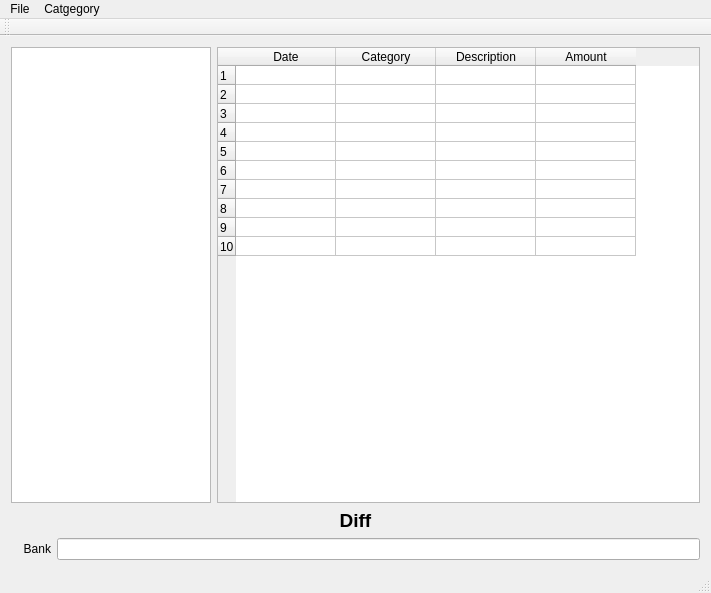
First picture: the form in mainwindow.ui, repository JanusErasmus/qt-finance, before the edit.
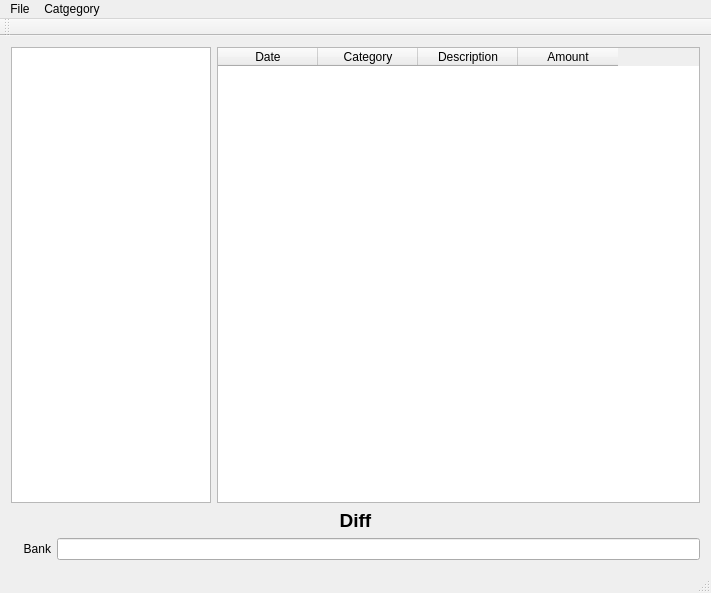
Second picture: the form after the edit.

Commit message: New budget option

```diff
--- a/mainwindow.ui
+++ b/mainwindow.ui
@@ -35,7 +35,7 @@
         <item>
          <widget class="QTableWidget" name="transactionTable">
           <property name="rowCount">
-           <number>10</number>
+           <number>0</number>
           </property>
           <property name="columnCount">
            <number>4</number>
@@ -43,16 +43,6 @@
           <attribute name="verticalHeaderDefaultSectionSize">
            <number>19</number>
           </attribute>
-          <row/>
-          <row/>
-          <row/>
-          <row/>
-          <row/>
-          <row/>
-          <row/>
-          <row/>
-          <row/>
-          <row/>
           <column>
            <property name="text">
             <string>Date</string>
```
Left out of the diff: 31 changed lines with no effect on the pictures. The commit also changes 2 other files.
